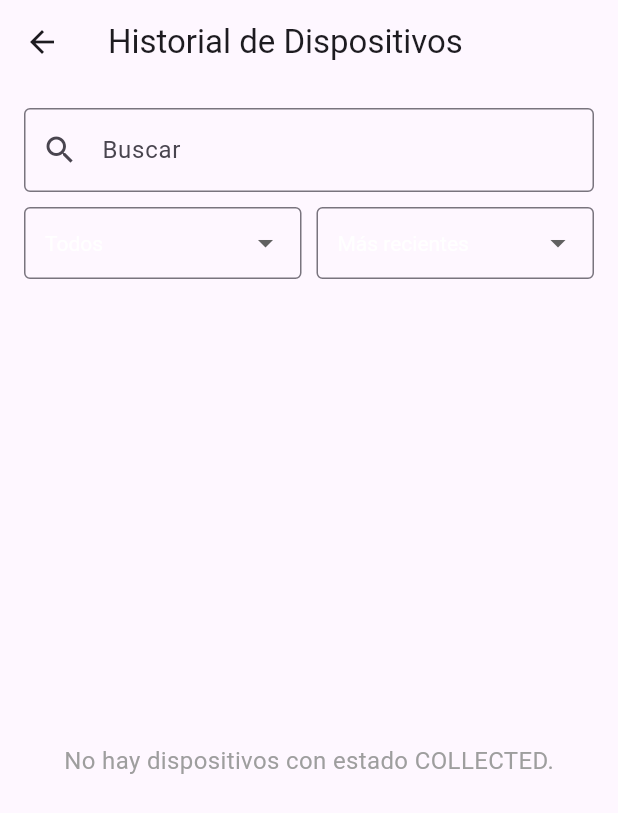
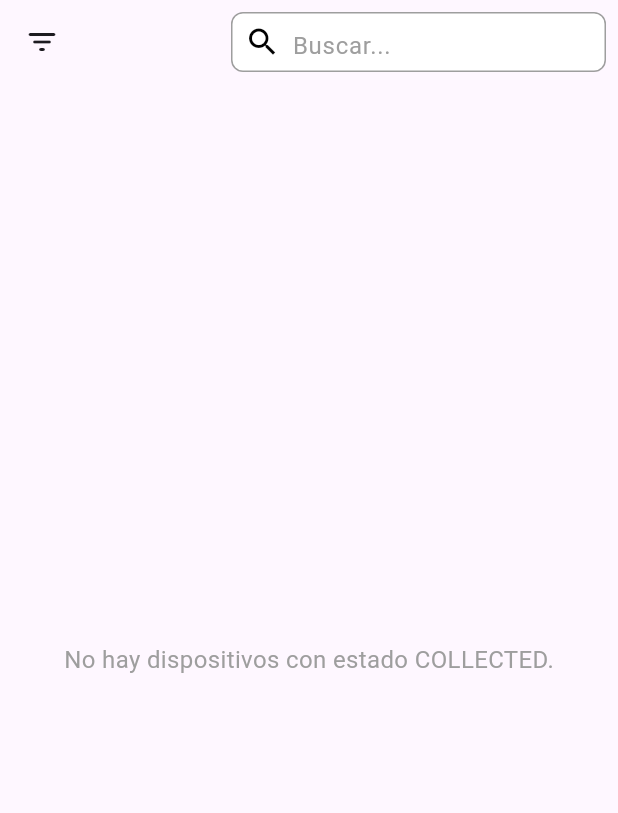
Before and after one commit to idav0/sigser_front, a Flutter app: the History screen opened directly, on a phone screen of 412 x 824 dp. Shown: the top 813 px of the screen. Run offline on Flutter 3.47's test engine with Material 3 defaults, Android fonts, the phone set to English and light mode, and no system bars; our stand-ins replace awesome_dialog, dio, flutter_dotenv, font_awesome_flutter, shared_preferences; missing offline and left inert: mobile_scanner; accounts and stored records are empty.

Commit message:
Historial Devices

```diff
--- a/lib/navigation/technician/history.dart
+++ b/lib/navigation/technician/history.dart
@@ -10,29 +10,27 @@ class History extends StatefulWidget {
 }
 
 class _HistoryState extends State<History> {
-  final List<Map<String, dynamic>> devices = []; // Lista dinámica para almacenar dispositivos
-
+  final List<Map<String, dynamic>> devices = [];
   String searchText = '';
   String selectedDeviceType = 'Todos';
-  String dateOrder = 'Más recientes'; // Predeterminado
+  String dateOrder = 'Más recientes';
   final List<String> dateOrderOptions = ['Más recientes', 'Más antiguos'];
   final List<String> deviceTypes = ['Todos', 'SMARTPHONE', 'LAPTOP', 'MONITOR'];
 
   @override
   void initState() {
     super.initState();
-    _loadDevices(); // Cargar dispositivos desde SharedPreferences
+    _loadDevices();
   }
 
   Future<void> _loadDevices() async {
     final prefs = await SharedPreferences.getInstance();
-    String? devicesJson = prefs.getString('listDevices'); // Obtener el JSON almacenado
+    String? devicesJson = prefs.getString('listDevices');
 
     if (devicesJson != null) {
       try {
         List<dynamic> jsonList = jsonDecode(devicesJson);
 
-        // Adaptar datos al formato esperado
         List<Map<String, dynamic>> adaptedDevices = jsonList.map((device) {
           return {
             'id': device['id'],
@@ -41,7 +39,7 @@ class _HistoryState extends State<History> {
             'marca': device['device']['brand'],
             'serie': device['device']['serialNumber'],
             'problema': device['problem_description'],
-            'cliente': device['cliente'] ?? 'Desconocido', // Cliente opcional
+            'cliente': device['cliente'] ?? 'Desconocido',
             'fecha': device['entry_date'],
             'diagnostico': device['diagnostic_observations'] ?? 'N/A',
             'estado': device['repairStatus']['name'],
@@ -49,10 +47,10 @@ class _HistoryState extends State<History> {
         }).toList();
 
         setState(() {
-          devices.addAll(adaptedDevices); // Agregar dispositivos adaptados
+          devices.addAll(adaptedDevices);
         });
       } catch (e) {
-        print('Error al cargar dispositivos: $e'); // Manejo de errores
+        print('Error al cargar dispositivos: $e');
       }
     }
   }
@@ -80,7 +78,9 @@ class _HistoryState extends State<History> {
     filtered.sort((a, b) {
       final dateA = DateTime.parse(a['fecha']);
       final dateB = DateTime.parse(b['fecha']);
-      return dateOrder == 'Más recientes' ? dateB.compareTo(dateA) : dateA.compareTo(dateB);
+      return dateOrder == 'Más recientes'
+          ? dateB.compareTo(dateA)
+          : dateA.compareTo(dateB);
     });
 
     return filtered;
@@ -101,48 +101,32 @@ class _HistoryState extends State<History> {
     }
   }
 
-  @override
-  Widget build(BuildContext context) {
-    return Scaffold(
-      appBar: AppBar(
-        title: const Text('Historial de Dispositivos'),
-      ),
-      body: Padding(
+  void _showFilterMenu() {
+    showModalBottomSheet(
+      context: context,
+      builder: (BuildContext context) {
+        return Padding(
           padding: const EdgeInsets.all(16.0),
           child: Column(
+            mainAxisSize: MainAxisSize.min,
             children: [
-            // Input de búsqueda en una fila independiente
-            TextField(
-              onChanged: (value) {
-                setState(() {
-                  searchText = value;
-                });
-              },
-              decoration: const InputDecoration(
-                prefixIcon: Icon(Icons.search),
-                labelText: 'Buscar',
-                border: OutlineInputBorder(),
+              const Text(
+                'Filtrar por',
+                style: TextStyle(fontSize: 18, fontWeight: FontWeight.bold),
               ),
-            ),
-            const SizedBox(height: 10),
-            // Dropdowns en una fila separada
-            Row(
-              children: [
-                // Dropdown para tipo de dispositivo
-                Expanded(
-                  child: DropdownButtonFormField<String>(
+              const SizedBox(height: 16),
+              DropdownButtonFormField<String>(
                 value: selectedDeviceType,
                 onChanged: (value) {
                   setState(() {
                     selectedDeviceType = value!;
                   });
+                  Navigator.pop(context); // Cierra el menú después de seleccionar
                 },
-                    isDense: true,
                 decoration: const InputDecoration(
+                  labelText: 'Tipo de Dispositivo',
                   border: OutlineInputBorder(),
-                      contentPadding: EdgeInsets.symmetric(horizontal: 10),
                 ),
-                    style: const TextStyle(fontSize: 14),
                 items: deviceTypes
                     .map((type) => DropdownMenuItem(
                           value: type,
@@ -150,23 +134,19 @@ class _HistoryState extends State<History> {
                         ))
                     .toList(),
               ),
-                ),
-                const SizedBox(width: 10),
-                // Dropdown para orden de fecha
-                Expanded(
-                  child: DropdownButtonFormField<String>(
+              const SizedBox(height: 16),
+              DropdownButtonFormField<String>(
                 value: dateOrder,
                 onChanged: (value) {
                   setState(() {
                     dateOrder = value!;
                   });
+                  Navigator.pop(context); // Cierra el menú después de seleccionar
                 },
-                    isDense: true,
                 decoration: const InputDecoration(
+                  labelText: 'Orden de Fecha',
                   border: OutlineInputBorder(),
-                      contentPadding: EdgeInsets.symmetric(horizontal: 10),
                 ),
-                    style: const TextStyle(fontSize: 14),
                 items: dateOrderOptions
                     .map((option) => DropdownMenuItem(
                           value: option,
@@ -174,12 +154,61 @@ class _HistoryState extends State<History> {
                         ))
                     .toList(),
               ),
+            ],
+          ),
+        );
+      },
+    );
+  }
+
+  @override
+  Widget build(BuildContext context) {
+    return Scaffold(
+      appBar: AppBar(
+        leading: IconButton(
+          icon: const Icon(Icons.filter_list_rounded),
+          onPressed: _showFilterMenu,
+        ),
+        actions: [
+          Padding(
+            padding: const EdgeInsets.symmetric(horizontal: 8.0),
+            child: Container(
+              width: 250,
+              height: 40,
+              decoration: BoxDecoration(
+                color: Colors.white,
+                borderRadius: BorderRadius.circular(8),
+                border: Border.all(color: Colors.grey),
+              ),
+              child: Row(
+                children: [
+                  const Padding(
+                    padding: EdgeInsets.symmetric(horizontal: 8.0),
+                    child: Icon(Icons.search, color: Colors.black),
+                  ),
+                  Expanded(
+                    child: TextField(
+                      onChanged: (value) {
+                        setState(() {
+                          searchText = value;
+                        });
+                      },
+                      decoration: const InputDecoration(
+                        hintText: 'Buscar...',
+                        border: InputBorder.none,
+                        hintStyle: TextStyle(color: Colors.grey),
+                      ),
+                      style: const TextStyle(color: Colors.black),
+                    ),
                   ),
                 ],
               ),
-            const SizedBox(height: 20),
-            // Lista de dispositivos filtrados
-            Expanded(
+            ),
+          ),
+        ],
+      ),
+      body: Padding(
+        padding: const EdgeInsets.all(16.0),
         child: filteredDevices.isEmpty
             ? const Center(
                 child: Text(
@@ -192,8 +221,8 @@ class _HistoryState extends State<History> {
                 itemBuilder: (context, index) {
                   final device = filteredDevices[index];
                   return Card(
-                          margin: const EdgeInsets.symmetric(
-                              horizontal: 16, vertical: 8),
+                    margin:
+                        const EdgeInsets.symmetric(horizontal: 16, vertical: 8),
                     elevation: 4,
                     child: Padding(
                       padding: const EdgeInsets.all(16.0),
@@ -207,8 +236,7 @@ class _HistoryState extends State<History> {
                           ),
                           const SizedBox(height: 16),
                           Row(
-                                  mainAxisAlignment:
-                                      MainAxisAlignment.spaceBetween,
+                            mainAxisAlignment: MainAxisAlignment.spaceBetween,
                             children: [
                               Column(
                                 children: [
@@ -263,9 +291,6 @@ class _HistoryState extends State<History> {
                 },
               ),
       ),
-          ],
-        ),
-      ),
     );
   }
 }
```
Lines whose indentation alone changed are shown as unchanged.
